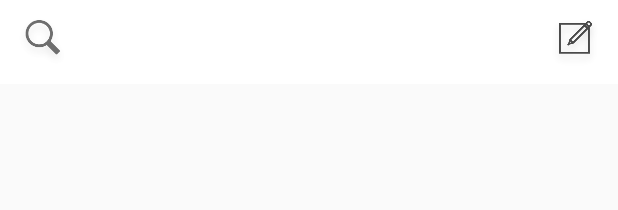
After one commit to PartyGwam/front, an Android app: the layout main_toolbar.xml on its own in the app's theme, with its tools: preview values and no code run, on a phone screen of 412 x 824 dp. The commit adds this screen. Shown: the top 210 px of the screen. Run offline under Robolectric (Android 15) with nearby library versions, the phone set to English and light mode, and no system bars.

Commit message:
메인 리스트 뷰 - 메뉴 코드 수정

```diff
--- a/app/src/main/java/com/example/joe/depromeet_partygwam/Main/View/PartyListActivity.java
+++ b/app/src/main/java/com/example/joe/depromeet_partygwam/Main/View/PartyListActivity.java
@@ -31,7 +31,6 @@ public class PartyListActivity extends AppCompatActivity {
     Fragment fragment5;
 
     Toolbar toolbar;
-    View view;
 
     @Override
     protected void onCreate(Bundle savedInstanceState) {
--- /dev/null
+++ b/app/src/main/res/layout/main_toolbar.xml
@@ -0,0 +1,43 @@
+<?xml version="1.0" encoding="utf-8"?>
+<android.support.v7.widget.Toolbar
+    xmlns:android="http://schemas.android.com/apk/res/android"
+    xmlns:app="http://schemas.android.com/apk/res-auto"
+    xmlns:tools="http://schemas.android.com/tools"
+    android:id="@+id/toolbar"
+    android:layout_width="match_parent"
+    android:layout_height="wrap_content"
+    android:background="#ffffff"
+    app:contentInsetLeft="0dp"
+    app:contentInsetStart="0dp"
+    app:contentInsetRight="0dp"
+    app:contentInsetEnd="0dp">
+
+    <android.support.constraint.ConstraintLayout
+        android:layout_width="match_parent"
+        android:layout_height="match_parent"
+        >
+
+        <ImageView
+            android:id="@+id/search_icon"
+            android:layout_width="wrap_content"
+            android:layout_height="wrap_content"
+            android:layout_marginLeft="8dp"
+            android:layout_marginStart="8dp"
+            app:layout_constraintBottom_toBottomOf="parent"
+            app:layout_constraintStart_toStartOf="parent"
+            app:layout_constraintTop_toTopOf="parent"
+            app:srcCompat="@drawable/find_icon"/>
+
+        <ImageView
+            android:id="@+id/create_new_party_icon"
+            android:layout_width="wrap_content"
+            android:layout_height="wrap_content"
+            android:layout_marginEnd="8dp"
+            android:layout_marginRight="8dp"
+            app:layout_constraintBottom_toBottomOf="parent"
+            app:layout_constraintEnd_toEndOf="parent"
+            app:layout_constraintTop_toTopOf="parent"
+            app:srcCompat="@drawable/write_icon"/>
+
+    </android.support.constraint.ConstraintLayout>
+</android.support.v7.widget.Toolbar>
```
Also changed, not shown: app/src/main/java/com/example/joe/depromeet_partygwam/Main/View/TabFragment/PartyListFragment.java (+22 -5 lines), app/src/main/res/layout/activity_party_list.xml (+0 -20 lines), app/src/main/res/layout/fragment_party_list.xml (+27 -3 lines), app/src/main/res/layout/toolbar_layout.xml (deleted, +0 -10 lines).
